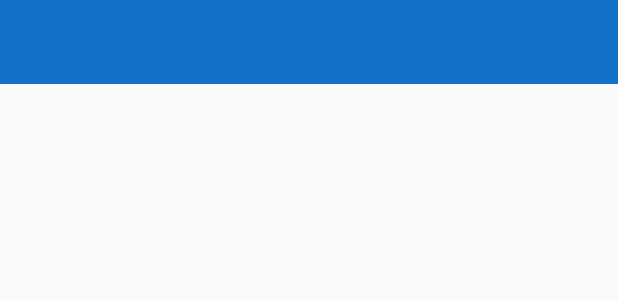
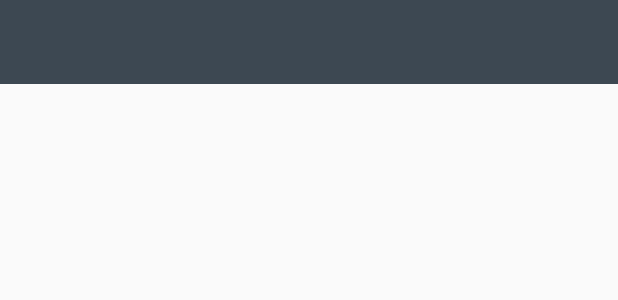
Before and after one commit to NIHAL-JAIN/news_whatsappsaver, an Android app: the layout app_bar_main.xml on its own in the app's theme, with its tools: preview values and no code run, on a phone screen of 412 x 824 dp. Shown: the top 300 px of the screen. Run offline under Robolectric (Android 15) with nearby library versions, the phone set to English and light mode, and no system bars.

Commit message:
update wali file

```diff
--- a/app/src/main/java/com/nihal/saver/MainActivity.java
+++ b/app/src/main/java/com/nihal/saver/MainActivity.java
@@ -36,7 +36,7 @@ public class MainActivity extends AppCompatActivity
     protected void onCreate(Bundle savedInstanceState) {
         super.onCreate(savedInstanceState);
         setContentView(R.layout.activity_main);
-//nihal
+//nihal jain
         AppRate.with(this)
                 .setInstallDays(0) // default 10, 0 means install day.
                 .setLaunchTimes(5) // default 10
--- a/app/src/main/res/values/colors.xml
+++ b/app/src/main/res/values/colors.xml
@@ -1,6 +1,6 @@
 <?xml version="1.0" encoding="utf-8"?>
 <resources>
-    <color name="colorPrimary">#1372C8</color>
+    <color name="colorPrimary">#3D4852</color>
     <color name="colorPrimaryDark">#3D4852</color>
     <color name="colorAccent">#313335</color>
     <color name="black_overlay">#66000000</color>
```
